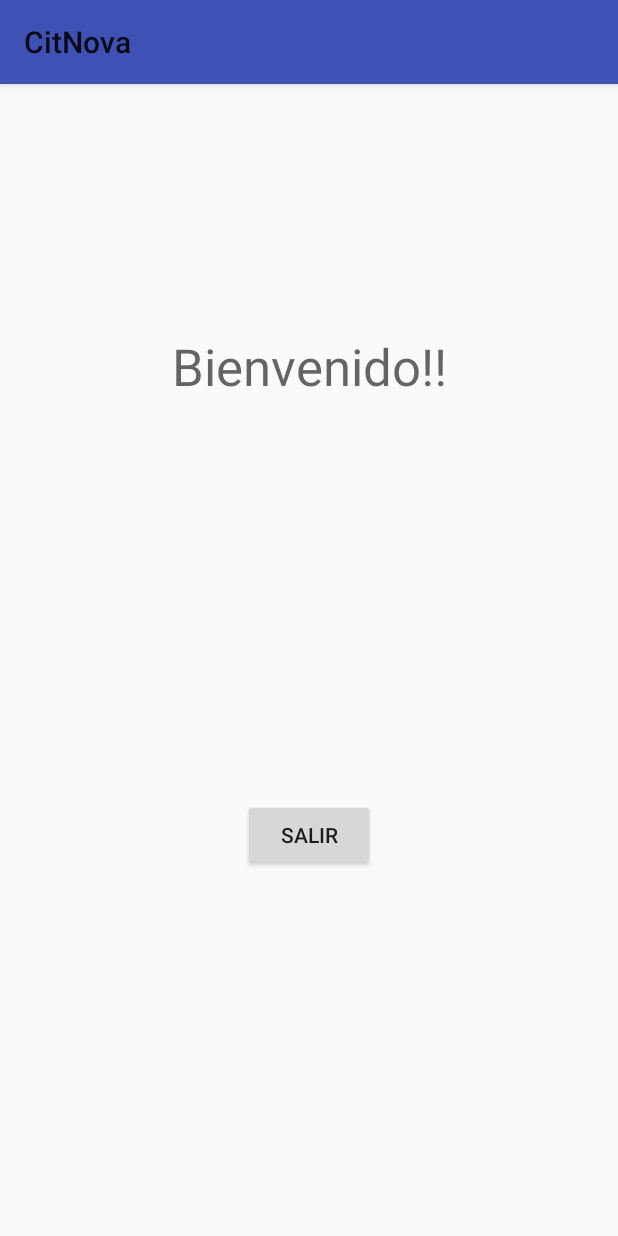
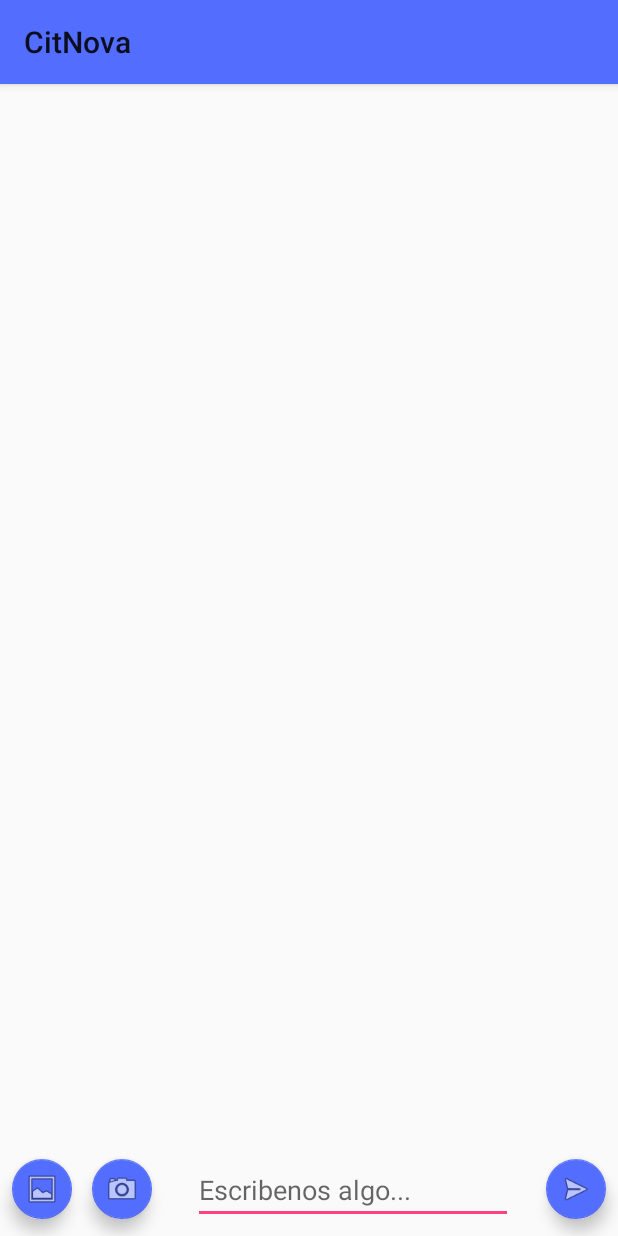
Before and after one commit to GhostFire117/ProyectoFixter, an Android app: the screen it shows after launch once a user with an empty profile is signed in (EleccionDeChat before the commit, Chat after it), on a phone screen of 412 x 824 dp. Run offline under Robolectric (Android 15) with nearby library versions, the phone set to English and light mode, and no system bars; our stand-ins replace Firebase (no records; nobody signed in at launch, a user with empty details on screens opened directly).

```diff
--- a/CitNova/app/src/main/AndroidManifest.xml
+++ b/CitNova/app/src/main/AndroidManifest.xml
@@ -9,15 +9,16 @@
         android:roundIcon="@mipmap/ic_launcher_round"
         android:supportsRtl="true"
         android:theme="@style/AppTheme">
-        <activity android:name=".Registro"/>
+        <activity android:name=".Registro" />
         <activity android:name=".MainActivity">
             <intent-filter>
                 <action android:name="android.intent.action.MAIN" />
+
                 <category android:name="android.intent.category.LAUNCHER" />
             </intent-filter>
         </activity>
         <activity android:name=".EleccionDeChat" />
-
+        <activity android:name=".Chat"></activity>
     </application>
 
 </manifest>
--- /dev/null
+++ b/CitNova/app/src/main/java/com/example/luys117/citnova/Chat.java
@@ -0,0 +1,99 @@
+package com.example.luys117.citnova;
+
+import android.content.Intent;
+import android.net.Uri;
+import android.support.annotation.NonNull;
+import android.support.design.widget.FloatingActionButton;
+import android.support.v7.app.AppCompatActivity;
+import android.os.Bundle;
+import android.util.Log;
+import android.view.View;
+import android.widget.EditText;
+
+import com.google.firebase.auth.FirebaseAuth;
+import com.google.firebase.auth.FirebaseUser;
+import com.google.firebase.storage.StorageReference;
+
+public class Chat extends AppCompatActivity {
+    EditText mensaje;
+    FloatingActionButton galeria,camara,enviar;
+    String mensajito;
+    private static final int GALLERY_REQUEST=1;
+    private static final int REQUEST_CAMERA=1;
+    private static final int REQUEST_SELECT_PHOTO=0;
+    private Uri mImageUri;
+    String email,uid,title;
+    private StorageReference mStorageRef;
+    private FirebaseAuth mAuth;
+    private FirebaseAuth.AuthStateListener mAuthListener;
+
+
+
+    @Override
+    protected void onCreate(Bundle savedInstanceState) {
+        super.onCreate(savedInstanceState);
+        setContentView(R.layout.activity_chat);
+        mensaje=(EditText) findViewById(R.id.message);
+        galeria=(FloatingActionButton) findViewById(R.id.galery);
+        camara=(FloatingActionButton) findViewById(R.id.camera);
+        enviar=(FloatingActionButton) findViewById(R.id.send);
+        mensajito=mensaje.getText().toString();
+        mAuth = FirebaseAuth.getInstance();
+
+
+        mAuthListener = new FirebaseAuth.AuthStateListener() {
+            @Override
+            public void onAuthStateChanged(@NonNull FirebaseAuth firebaseAuth) {
+                FirebaseUser user = firebaseAuth.getCurrentUser();
+                if (user != null) {
+                    // User is signed in
+                    Log.d("lol", "onAuthStateChanged:signed_in:" + user.getUid());
+                } else {
+                    // User is signed out
+                    Log.d("lol", "onAuthStateChanged:signed_out");
+                }
+                // ...
+            }
+        };
+
+
+
+        galeria.setOnClickListener(new View.OnClickListener() {
+            @Override
+            public void onClick(View v) {
+                Intent gallery=new Intent(Intent.ACTION_GET_CONTENT);
+                gallery.setType("image/*");
+                startActivityForResult(gallery,GALLERY_REQUEST);
+            }
+        });
+
+        camara.setOnClickListener(new View.OnClickListener() {
+            @Override
+            public void onClick(View v) {
+
+            }
+        });
+
+        enviar.setOnClickListener(new View.OnClickListener() {
+            @Override
+            public void onClick(View v) {
+
+            }
+        });
+    }
+
+
+    @Override
+    public void onStart() {
+        super.onStart();
+        mAuth.addAuthStateListener(mAuthListener);
+    }
+
+    @Override
+    public void onStop() {
+        super.onStop();
+        if (mAuthListener != null) {
+            mAuth.removeAuthStateListener(mAuthListener);
+        }
+    }
+}
--- a/CitNova/app/src/main/java/com/example/luys117/citnova/EleccionDeChat.java
+++ b/CitNova/app/src/main/java/com/example/luys117/citnova/EleccionDeChat.java
@@ -5,6 +5,8 @@ import android.support.v7.app.AppCompatActivity;
 import android.os.Bundle;
 import android.view.View;
 import android.widget.Button;
+
+import com.google.firebase.auth.FirebaseAuth;
 
 public class EleccionDeChat extends AppCompatActivity {
     Button salir;
@@ -23,6 +25,7 @@ public class EleccionDeChat extends AppCompatActivity {
                 Intent exit=new Intent(getApplicationContext(),MainActivity.class);
                 startActivity(exit);
                 finish();
+                FirebaseAuth.getInstance().signOut();
             }
         });
     }
--- a/CitNova/app/src/main/java/com/example/luys117/citnova/MainActivity.java
+++ b/CitNova/app/src/main/java/com/example/luys117/citnova/MainActivity.java
@@ -40,7 +40,7 @@ public class MainActivity extends AppCompatActivity {
                 if (user != null) {
                     // User is signed in
                     Log.d("lol", "onAuthStateChanged:signed_in:" + user.getUid());
-                    Intent sigue=new Intent(getApplicationContext(),EleccionDeChat.class);
+                    Intent sigue=new Intent(getApplicationContext(),Chat.class);
                     startActivity(sigue);
                 } else {
                     // User is signed out
--- /dev/null
+++ b/CitNova/app/src/main/res/layout/activity_chat.xml
@@ -0,0 +1,103 @@
+<?xml version="1.0" encoding="utf-8"?>
+<android.support.constraint.ConstraintLayout xmlns:android="http://schemas.android.com/apk/res/android"
+    xmlns:app="http://schemas.android.com/apk/res-auto"
+    xmlns:tools="http://schemas.android.com/tools"
+    android:layout_width="match_parent"
+    android:layout_height="match_parent"
+    tools:context="com.example.luys117.citnova.Chat">
+
+    <EditText
+        android:id="@+id/message"
+        android:layout_width="wrap_content"
+        android:layout_height="wrap_content"
+        android:layout_marginBottom="8dp"
+        android:layout_marginEnd="8dp"
+        android:layout_marginLeft="8dp"
+        android:layout_marginRight="8dp"
+        android:layout_marginStart="8dp"
+        android:layout_marginTop="8dp"
+        android:ems="10"
+        android:hint="Escribenos algo..."
+        android:inputType="textMultiLine"
+        app:layout_constraintBottom_toBottomOf="parent"
+        app:layout_constraintHorizontal_bias="0.66"
+        app:layout_constraintLeft_toLeftOf="parent"
+        app:layout_constraintRight_toRightOf="parent"
+        app:layout_constraintTop_toTopOf="parent"
+        app:layout_constraintVertical_bias="1.0" />
+
+    <android.support.design.widget.FloatingActionButton
+        android:id="@+id/send"
+        android:layout_width="wrap_content"
+        android:layout_height="wrap_content"
+        android:layout_marginBottom="8dp"
+        android:layout_marginEnd="8dp"
+        android:layout_marginLeft="8dp"
+        android:layout_marginRight="8dp"
+        android:layout_marginStart="8dp"
+        android:layout_marginTop="8dp"
+        android:clickable="true"
+        app:backgroundTint="@color/colorPrimary"
+        app:fabSize="mini"
+        app:layout_constraintBottom_toBottomOf="parent"
+        app:layout_constraintHorizontal_bias="1.0"
+        app:layout_constraintLeft_toLeftOf="parent"
+        app:layout_constraintRight_toRightOf="parent"
+        app:layout_constraintTop_toTopOf="parent"
+        app:layout_constraintVertical_bias="0.995"
+        app:srcCompat="@android:drawable/ic_menu_send" />
+
+    <android.support.design.widget.FloatingActionButton
+        android:id="@+id/camera"
+        android:layout_width="wrap_content"
+        android:layout_height="wrap_content"
+        android:layout_marginBottom="8dp"
+        android:layout_marginEnd="8dp"
+        android:layout_marginLeft="8dp"
+        android:layout_marginRight="8dp"
+        android:layout_marginStart="8dp"
+        android:layout_marginTop="8dp"
+        android:clickable="true"
+        app:backgroundTint="@color/colorPrimary"
+        app:fabSize="mini"
+        app:layout_constraintBottom_toBottomOf="parent"
+        app:layout_constraintHorizontal_bias="0.149"
+        app:layout_constraintLeft_toLeftOf="parent"
+        app:layout_constraintRight_toRightOf="parent"
+        app:layout_constraintTop_toTopOf="parent"
+        app:layout_constraintVertical_bias="0.995"
+        app:srcCompat="@android:drawable/ic_menu_camera" />
+
+    <android.support.design.widget.FloatingActionButton
+        android:id="@+id/galery"
+        android:layout_width="wrap_content"
+        android:layout_height="wrap_content"
+        android:layout_marginBottom="8dp"
+        android:layout_marginEnd="8dp"
+        android:layout_marginLeft="8dp"
+        android:layout_marginRight="8dp"
+        android:layout_marginStart="8dp"
+        android:layout_marginTop="8dp"
+        android:clickable="true"
+        app:backgroundTint="@color/colorPrimary"
+        app:fabSize="mini"
+        app:layout_constraintBottom_toBottomOf="parent"
+        app:layout_constraintHorizontal_bias="0.0"
+        app:layout_constraintLeft_toLeftOf="parent"
+        app:layout_constraintRight_toRightOf="parent"
+        app:layout_constraintTop_toTopOf="parent"
+        app:layout_constraintVertical_bias="0.995"
+        app:srcCompat="@android:drawable/ic_menu_gallery" />
+
+
+
+
+    <android.support.v7.widget.RecyclerView
+        android:id="@+id/recycler_mensaje"
+        android:layout_width="366dp"
+        android:layout_height="446dp"
+        tools:layout_editor_absoluteY="8dp"
+        tools:layout_editor_absoluteX="9dp" />
+
+
+</android.support.constraint.ConstraintLayout>
--- a/CitNova/app/src/main/res/layout/activity_eleccion_de_chat.xml
+++ b/CitNova/app/src/main/res/layout/activity_eleccion_de_chat.xml
@@ -5,22 +5,6 @@
     android:layout_width="match_parent"
     android:layout_height="match_parent"
     tools:context="com.example.luys117.citnova.EleccionDeChat">
-
-    <TextView
-        android:id="@+id/textView5"
-        android:layout_width="wrap_content"
-        android:layout_height="wrap_content"
-        android:layout_marginBottom="8dp"
-        android:layout_marginLeft="8dp"
-        android:layout_marginRight="8dp"
-        android:layout_marginTop="8dp"
-        android:text="Bienvenido!!"
-        android:textAppearance="@style/TextAppearance.AppCompat.Display1"
-        app:layout_constraintBottom_toBottomOf="parent"
-        app:layout_constraintLeft_toLeftOf="parent"
-        app:layout_constraintRight_toRightOf="parent"
-        app:layout_constraintTop_toTopOf="parent"
-        app:layout_constraintVertical_bias="0.223" />
 
     <Button
         android:id="@+id/btnsalir"
@@ -35,5 +19,22 @@
         app:layout_constraintLeft_toLeftOf="parent"
         app:layout_constraintRight_toRightOf="parent"
         app:layout_constraintTop_toTopOf="parent"
-        app:layout_constraintVertical_bias="0.666" />
+        app:layout_constraintVertical_bias="0.982"
+        android:layout_marginStart="8dp"
+        android:layout_marginEnd="8dp"
+        app:layout_constraintHorizontal_bias="1.0" />
+
+    <android.support.v7.widget.RecyclerView
+        android:layout_width="259dp"
+        android:layout_height="460dp"
+        android:layout_marginBottom="0dp"
+        android:layout_marginLeft="8dp"
+        android:layout_marginRight="8dp"
+        android:layout_marginTop="8dp"
+        app:layout_constraintBottom_toBottomOf="parent"
+        app:layout_constraintHorizontal_bias="0.035"
+        app:layout_constraintLeft_toLeftOf="parent"
+        app:layout_constraintRight_toRightOf="parent"
+        app:layout_constraintTop_toTopOf="parent"
+        app:layout_constraintVertical_bias="0.214" />
 </android.support.constraint.ConstraintLayout>
--- a/CitNova/app/src/main/res/values/colors.xml
+++ b/CitNova/app/src/main/res/values/colors.xml
@@ -1,6 +1,6 @@
 <?xml version="1.0" encoding="utf-8"?>
 <resources>
-    <color name="colorPrimary">#3F51B5</color>
+    <color name="colorPrimary">#536dfe</color>
     <color name="colorPrimaryDark">#536dfe</color>
     <color name="colorAccent">#FF4081</color>
 </resources>
```
Also changed, not shown: CitNova/app/build.gradle (+10 -0 lines), CitNova/app/src/main/java/com/example/luys117/citnova/Mensajes.java (added, +30 -0 lines), CitNova/app/src/main/res/layout/activity_registro.xml (+17 -17 lines), CitNova/app/src/main/res/layout/mensajes.xml (added, +46 -0 lines).
